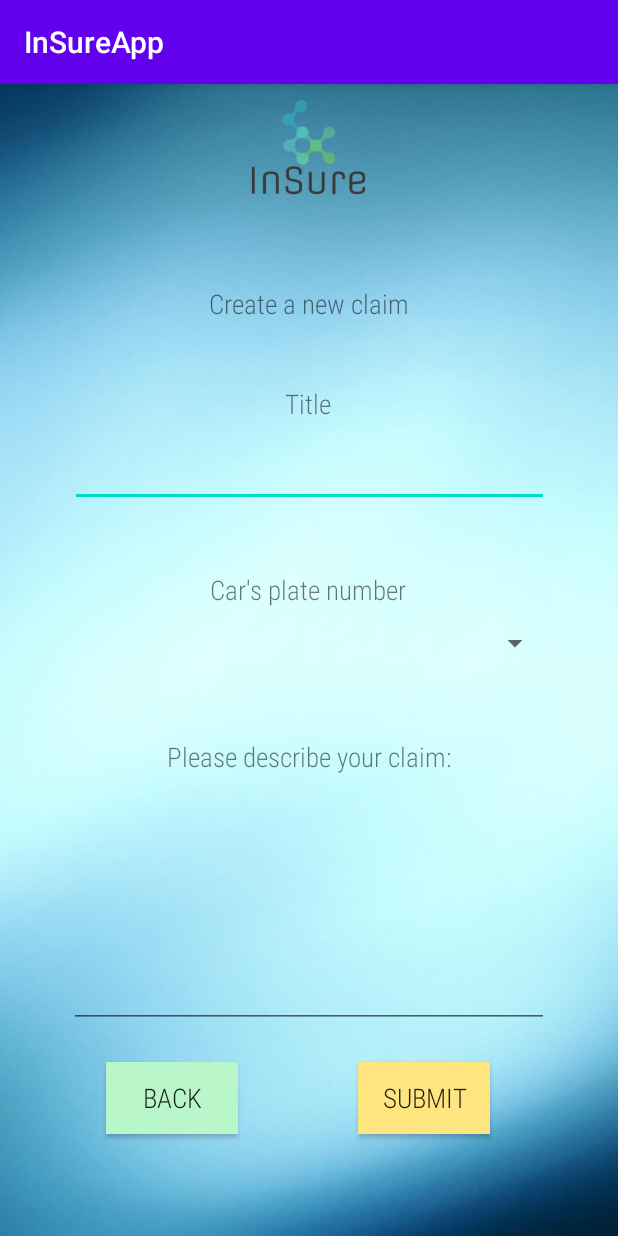
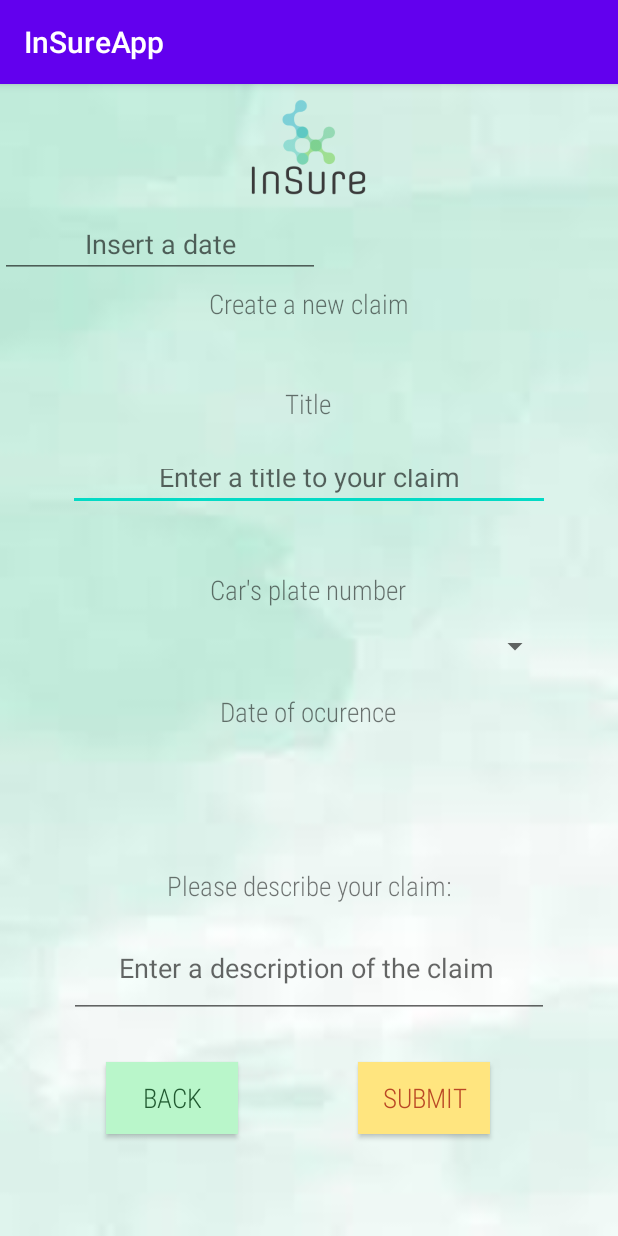
Before and after one commit to hugosemeao/InSureApp, an Android app: the CreateClaimActivity screen opened directly, with no data from a screen before it, on a phone screen of 412 x 824 dp. Run offline under Robolectric (Android 15) with nearby library versions, the phone set to English and light mode, and no system bars; 1 statement that could not run was skipped.

Commit message:
Version 03.04.19:24

```diff
--- a/app/src/main/java/pt/ulisboa/tecnico/sise/insureapp/ClaimDescriptionActivity.java
+++ b/app/src/main/java/pt/ulisboa/tecnico/sise/insureapp/activities/ClaimDescriptionActivity.java
@@ -1,8 +1,10 @@
-package pt.ulisboa.tecnico.sise.insureapp;
+package pt.ulisboa.tecnico.sise.insureapp.activities;
 
 import androidx.appcompat.app.AppCompatActivity;
 
 import android.os.Bundle;
+
+import pt.ulisboa.tecnico.sise.insureapp.R;
 
 public class ClaimDescriptionActivity extends AppCompatActivity {
 
--- a/app/src/main/java/pt/ulisboa/tecnico/sise/insureapp/ClaimHistoryActivity.java
+++ b/app/src/main/java/pt/ulisboa/tecnico/sise/insureapp/activities/ClaimHistoryActivity.java
@@ -1,4 +1,4 @@
-package pt.ulisboa.tecnico.sise.insureapp;
+package pt.ulisboa.tecnico.sise.insureapp.activities;
 import androidx.appcompat.app.AppCompatActivity;
 import android.os.Bundle;
 import android.util.Log;
@@ -7,6 +7,7 @@ import android.widget.ListView;
 import java.util.ArrayList;
 import java.util.List;
 
+import pt.ulisboa.tecnico.sise.insureapp.R;
 import pt.ulisboa.tecnico.sise.insureapp.datamodel.ClaimItem;
 
 public class ClaimHistoryActivity extends AppCompatActivity {
--- /dev/null
+++ b/app/src/main/java/pt/ulisboa/tecnico/sise/insureapp/activities/CreateClaimActivity.java
@@ -0,0 +1,118 @@
+package pt.ulisboa.tecnico.sise.insureapp.activities;
+import androidx.appcompat.app.AppCompatActivity;
+import android.app.DatePickerDialog;
+import android.content.Context;
+import android.content.Intent;
+import android.os.Bundle;
+import android.view.View;
+import android.widget.Button;
+import android.widget.DatePicker;
+import android.widget.EditText;
+import android.widget.Spinner;
+import android.widget.Toast;
+import java.util.Calendar;
+import pt.ulisboa.tecnico.sise.insureapp.R;
+import pt.ulisboa.tecnico.sise.insureapp.GlobalState;
+import pt.ulisboa.tecnico.sise.insureapp.serverCalls.WSSubmitNewClaimTask;
+
+public class CreateClaimActivity extends AppCompatActivity {
+    private DatePickerDialog datePickerDialog;
+    private EditText Claimtitle;
+    private EditText Claimdate;
+    private Spinner licensePlate;
+    private EditText description;
+    private Button submitClaimButton;
+    private Button backMenuButton;
+    private Context context = this;
+    private GlobalState globalstate;
+
+
+    @Override
+
+    protected void onCreate(Bundle savedInstanceState) {
+        super.onCreate(savedInstanceState);
+        setContentView(R.layout.activity_create_claim);
+        Claimtitle = (EditText) findViewById(R.id.claim_title_value);
+        licensePlate = (Spinner) findViewById(R.id.license_plate);
+        description = (EditText) findViewById(R.id.claim_description);
+        Claimdate = (EditText) findViewById(R.id.date_claim);
+        submitClaimButton = (Button) findViewById(R.id.submitButton);
+        backMenuButton = (Button) findViewById(R.id.Back_button);
+        globalstate = (GlobalState) getApplicationContext();
+
+        // initiate the date picker and a button
+        // perform click event on edit text
+
+        Claimdate.setOnClickListener(new View.OnClickListener() {
+            @Override
+            public void onClick(View v) {
+                // calender class's instance and get current date , month and year from calender
+                final Calendar AppCalendar = Calendar.getInstance();
+                int mYear = AppCalendar.get(Calendar.YEAR); // current year
+                int mMonth = AppCalendar.get(Calendar.MONTH); // current month
+                int mDay = AppCalendar.get(Calendar.DAY_OF_MONTH); // current day
+                // date picker dialog
+                datePickerDialog = new DatePickerDialog(CreateClaimActivity.this,
+                        new DatePickerDialog.OnDateSetListener() {
+
+                            @Override
+                            public void onDateSet(DatePicker view, int year,
+                                                  int monthOfYear, int dayOfMonth) {
+                                // set day of month , month and year value in the edit text
+                                Claimdate.setText(dayOfMonth + "-" + (monthOfYear + 1) + "-" + year);
+                            }
+                        }, mYear, mMonth, mDay);
+                datePickerDialog.show();
+            }
+        });
+
+        submitClaimButton.setOnClickListener(new View.OnClickListener() {
+            @Override
+            public void onClick(View view) {
+                String ClaimTitle = Claimtitle.getText().toString();
+                String ClaimDate = Claimdate.getText().toString();
+                String ClaimPlateInformation = licensePlate.getSelectedItem().toString();
+                String ClaimDescription = description.getText().toString();
+
+                if (!ClaimDate.isEmpty() && !ClaimDescription.isEmpty() && !ClaimPlateInformation.isEmpty() && !ClaimTitle.isEmpty()) {
+                    new WSSubmitNewClaimTask(context, globalstate.getSessionId()).execute(ClaimDate, ClaimDescription, ClaimPlateInformation, ClaimTitle);
+
+                } else if (ClaimDate.isEmpty() && !ClaimDescription.isEmpty() && !ClaimPlateInformation.isEmpty() && !ClaimTitle.isEmpty()) {
+                    Toast.makeText(context,
+                            "Error: Please fill the date",
+                            Toast.LENGTH_SHORT)
+                            .show();
+
+                } else if (!ClaimDate.isEmpty() && ClaimDescription.isEmpty() && !ClaimPlateInformation.isEmpty() && !ClaimTitle.isEmpty()) {
+                    Toast.makeText(context,
+                            "Error: Please enter a claim description",
+                            Toast.LENGTH_SHORT)
+                            .show();
+
+                } else if (!ClaimDate.isEmpty() && !ClaimDescription.isEmpty() && ClaimPlateInformation.isEmpty() && !ClaimTitle.isEmpty()) {
+                    Toast.makeText(context,
+                            "Error: Enter the plate informarion",
+                            Toast.LENGTH_SHORT)
+                            .show();
+
+                } else if (!ClaimDate.isEmpty() && !ClaimDescription.isEmpty() && !ClaimPlateInformation.isEmpty() && ClaimTitle.isEmpty()) {
+                    Toast.makeText(context,
+                            "Error: Enter a claim title ",
+                            Toast.LENGTH_SHORT)
+                            .show();
+                }
+
+            }
+        });
+
+        Button backMenuButton = (Button) findViewById(R.id.Back_button);
+        backMenuButton.setOnClickListener(new View.OnClickListener() {
+            @Override
+            public void onClick(View view) {
+                Intent intent = new Intent(MainMenuActivity.this, CreateClaimActivity.class);
+                startActivity(intent);
+            }
+        });
+
+    }
+}
--- a/app/src/main/java/pt/ulisboa/tecnico/sise/insureapp/CustomerInformationActivity.java
+++ b/app/src/main/java/pt/ulisboa/tecnico/sise/insureapp/activities/CustomerInformationActivity.java
@@ -1,6 +1,8 @@
-package pt.ulisboa.tecnico.sise.insureapp;
+package pt.ulisboa.tecnico.sise.insureapp.activities;
 import androidx.appcompat.app.AppCompatActivity;
 import android.os.Bundle;
+
+import pt.ulisboa.tecnico.sise.insureapp.R;
 
 public class CustomerInformationActivity extends AppCompatActivity {
 
--- a/app/src/main/res/layout/activity_create_claim.xml
+++ b/app/src/main/res/layout/activity_create_claim.xml
@@ -5,8 +5,8 @@
     android:layout_width="match_parent"
     android:layout_height="match_parent"
     android:orientation="vertical"
-    tools:context=".CreateClaimActivity"
-    android:background="@drawable/one">
+    tools:context=".activities.CreateClaimActivity"
+    android:background="@drawable/four">
 
     <ImageView
         android:id="@+id/imageView4"
@@ -22,7 +22,7 @@
         android:layout_height="match_parent">
 
         <TextView
-            android:id="@+id/textView"
+            android:id="@+id/claim_details_intro"
             android:layout_width="wrap_content"
             android:layout_height="wrap_content"
             android:fontFamily="sans-serif-condensed-light"
@@ -37,19 +37,20 @@
 
 
         <Button
-            android:id="@+id/OkButton"
+            android:id="@+id/Back_button"
             android:layout_width="wrap_content"
             android:layout_height="wrap_content"
             android:layout_marginTop="430dp"
             android:background="#B9F6CA"
             android:fontFamily="sans-serif-condensed-light"
             android:text="@string/Back"
+            android:textColor="#215A31"
             android:textSize="18sp"
             app:layout_constraintBottom_toBottomOf="parent"
             app:layout_constraintEnd_toEndOf="parent"
             app:layout_constraintHorizontal_bias="0.219"
             app:layout_constraintStart_toStartOf="parent"
-            app:layout_constraintTop_toBottomOf="@+id/textView"
+            app:layout_constraintTop_toBottomOf="@+id/claim_details_intro"
             app:layout_constraintVertical_bias="0.484"
             tools:ignore="MissingConstraints" />
 
@@ -62,76 +63,79 @@
             android:background="#FFE57F"
             android:fontFamily="sans-serif-condensed-light"
             android:text="@string/Submit"
+            android:textColor="#BA4825"
             android:textSize="18sp"
             app:layout_constraintBottom_toBottomOf="parent"
             app:layout_constraintEnd_toEndOf="parent"
             app:layout_constraintHorizontal_bias="0.662"
-            app:layout_constraintStart_toStartOf="@+id/OkButton"
-            app:layout_constraintTop_toBottomOf="@+id/textView"
+            app:layout_constraintStart_toStartOf="@+id/Back_button"
+            app:layout_constraintTop_toBottomOf="@+id/claim_details_intro"
             app:layout_constraintVertical_bias="0.484"
             tools:ignore="UnknownId" />
 
 
         <TextView
-            android:id="@+id/Title"
+            android:id="@+id/claim_title_title"
             android:layout_width="wrap_content"
             android:layout_height="wrap_content"
             android:fontFamily="sans-serif-condensed-light"
             android:text="@string/title"
             android:textSize="18sp"
-            app:layout_constraintBottom_toTopOf="@+id/OkButton"
+            app:layout_constraintBottom_toTopOf="@+id/Back_button"
             app:layout_constraintEnd_toEndOf="parent"
             app:layout_constraintHorizontal_bias="0.498"
             app:layout_constraintStart_toStartOf="parent"
-            app:layout_constraintTop_toBottomOf="@+id/textView"
+            app:layout_constraintTop_toBottomOf="@+id/claim_details_intro"
             app:layout_constraintVertical_bias="0.089"
             tools:ignore="MissingConstraints" />
 
         <EditText
-            android:id="@+id/editText"
-            android:layout_width="319dp"
-            android:layout_height="35dp"
+            android:id="@+id/claim_title_value"
+            android:layout_width="321dp"
+            android:layout_height="38dp"
+            android:autofillHints=""
             android:ems="10"
+            android:hint="Enter a title to your claim"
             android:inputType="textShortMessage"
-            app:layout_constraintBottom_toTopOf="@+id/OkButton"
+            android:textAlignment="center"
+            app:layout_constraintBottom_toTopOf="@+id/Back_button"
             app:layout_constraintEnd_toEndOf="parent"
             app:layout_constraintStart_toStartOf="parent"
-            app:layout_constraintTop_toBottomOf="@+id/Title"
+            app:layout_constraintTop_toBottomOf="@+id/claim_title_title"
             app:layout_constraintVertical_bias="0.055"
-            android:autofillHints=""
             tools:ignore="MissingConstraints" />
 
 
         <TextView
-            android:id="@+id/textView3"
+            android:id="@+id/car_plate_title"
             android:layout_width="138dp"
             android:layout_height="23dp"
             android:fontFamily="sans-serif-condensed-light"
             android:text="@string/car_s_plate_number"
             android:textSize="18sp"
-            app:layout_constraintBottom_toTopOf="@+id/OkButton"
+            app:layout_constraintBottom_toTopOf="@+id/Back_button"
             app:layout_constraintEnd_toEndOf="parent"
             app:layout_constraintHorizontal_bias="0.51"
             app:layout_constraintStart_toStartOf="parent"
-            app:layout_constraintTop_toBottomOf="@+id/Title"
+            app:layout_constraintTop_toBottomOf="@+id/claim_title_title"
             app:layout_constraintVertical_bias="0.247"
             tools:ignore="MissingConstraints" />
 
         <Spinner
-            android:id="@+id/spinner"
+            android:id="@+id/license_plate"
             android:layout_width="324dp"
             android:layout_height="25dp"
             app:layout_constraintBottom_toTopOf="@+id/submitButton"
             app:layout_constraintEnd_toEndOf="parent"
             app:layout_constraintHorizontal_bias="0.494"
             app:layout_constraintStart_toStartOf="parent"
-            app:layout_constraintTop_toBottomOf="@+id/editText"
+            app:layout_constraintTop_toBottomOf="@+id/claim_title_value"
             app:layout_constraintVertical_bias="0.227"
             tools:ignore="MissingConstraints" />
 
 
         <TextView
-            android:id="@+id/textView4"
+            android:id="@+id/claim_describer_title"
             android:layout_width="wrap_content"
             android:layout_height="wrap_content"
             android:fontFamily="sans-serif-condensed-light"
@@ -139,29 +143,56 @@
             android:textAlignment="center"
             android:textSize="18sp"
             app:autoSizeTextType="uniform"
-            app:layout_constraintBottom_toTopOf="@+id/OkButton"
+            app:layout_constraintBottom_toTopOf="@+id/Back_button"
             app:layout_constraintEnd_toEndOf="parent"
-            app:layout_constraintHorizontal_bias="0.498"
+            app:layout_constraintHorizontal_bias="0.497"
             app:layout_constraintStart_toStartOf="parent"
-            app:layout_constraintTop_toBottomOf="@+id/textView3"
-            app:layout_constraintVertical_bias="0.315"
+            app:layout_constraintTop_toBottomOf="@+id/car_plate_title"
+            app:layout_constraintVertical_bias="0.622"
             tools:ignore="MissingConstraints" />
 
         <EditText
-            android:id="@+id/editText4"
+            android:id="@+id/claim_description"
             android:layout_width="320dp"
-            android:layout_height="164dp"
+            android:layout_height="66dp"
             android:ems="10"
+            android:hint="Enter a description of the claim"
             android:importantForAutofill="no"
             android:inputType="textLongMessage"
             android:scrollbarStyle="insideInset"
             android:scrollbars="vertical"
-            app:layout_constraintBottom_toTopOf="@+id/OkButton"
+            android:textAlignment="center"
+            app:layout_constraintBottom_toTopOf="@+id/Back_button"
             app:layout_constraintEnd_toEndOf="parent"
             app:layout_constraintStart_toStartOf="parent"
-            app:layout_constraintTop_toBottomOf="@+id/textView"
+            app:layout_constraintTop_toBottomOf="@+id/claim_details_intro"
             app:layout_constraintVertical_bias="0.932"
             tools:ignore="MissingConstraints" />
+
+        <TextView
+            android:id="@+id/date_of_ocurance_title"
+            android:layout_width="wrap_content"
+            android:layout_height="wrap_content"
+            android:fontFamily="sans-serif-condensed-light"
+            android:text="Date of ocurence"
+            android:textSize="18sp"
+            app:layout_constraintBottom_toTopOf="@+id/claim_describer_title"
+            app:layout_constraintEnd_toEndOf="parent"
+            app:layout_constraintHorizontal_bias="0.498"
+            app:layout_constraintStart_toStartOf="parent"
+            app:layout_constraintTop_toBottomOf="@+id/car_plate_title"
+            app:layout_constraintVertical_bias="0.388" />
+
+        <EditText
+            android:id="@+id/date_claim"
+            android:layout_width="wrap_content"
+            android:layout_height="wrap_content"
+            android:ems="10"
+            android:hint="Insert a date"
+            android:inputType="date"
+            android:textAlignment="center"
+            tools:layout_editor_absoluteX="103dp"
+            tools:layout_editor_absoluteY="351dp" />
 
 
     </androidx.constraintlayout.widget.ConstraintLayout>
```
Also changed, not shown: app/src/main/AndroidManifest.xml (+4 -4 lines), app/src/main/java/pt/ulisboa/tecnico/sise/insureapp/CreateClaimActivity.java (deleted, +0 -12 lines), app/src/main/java/pt/ulisboa/tecnico/sise/insureapp/GlobalState.java (added, +15 -0 lines), app/src/main/java/pt/ulisboa/tecnico/sise/insureapp/serverCalls/WSSubmitClaimTask.java (added, +63 -0 lines), app/src/main/res/layout/activity_claim_description.xml (+10 -6 lines), app/src/main/res/layout/activity_claim_history.xml (+24 -12 lines), app/src/main/res/layout/activity_customer_information.xml (+32 -24 lines), app/src/main/res/layout/activity_login.xml (+9 -1 lines), app/src/main/res/layout/activity_main_menu.xml (+10 -1 lines), app/src/main/res/drawable/four.jpg (added).
